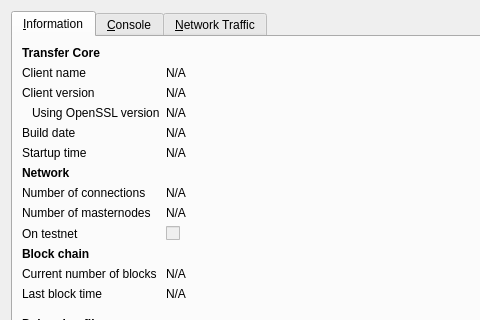
The window that src/qt/forms/rpcconsole.ui (transferdev/Transfercoin) describes before a commit, drawn with Qt 5; both pictures show x 0 to 480 and y 0 to 320 of the 740 by 450 pixel window.
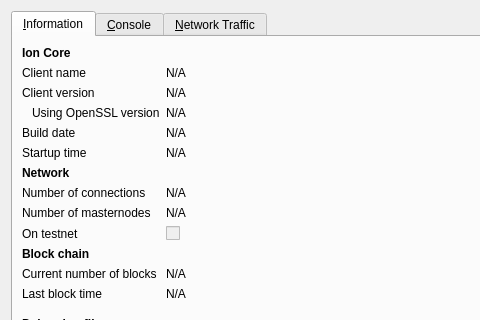
The same window after the commit. Icons and pictures are not drawn. Custom widgets are drawn as their Qt base class.

What changed in the file:
```diff
--- a/src/qt/forms/rpcconsole.ui
+++ b/src/qt/forms/rpcconsole.ui
@@ -33,7 +33,7 @@
           </font>
          </property>
          <property name="text">
-          <string>Transfer Core</string>
+          <string>Ion Core</string>
          </property>
         </widget>
        </item>
```
Left out of the diff: 6 changed lines with no effect on the pictures.
